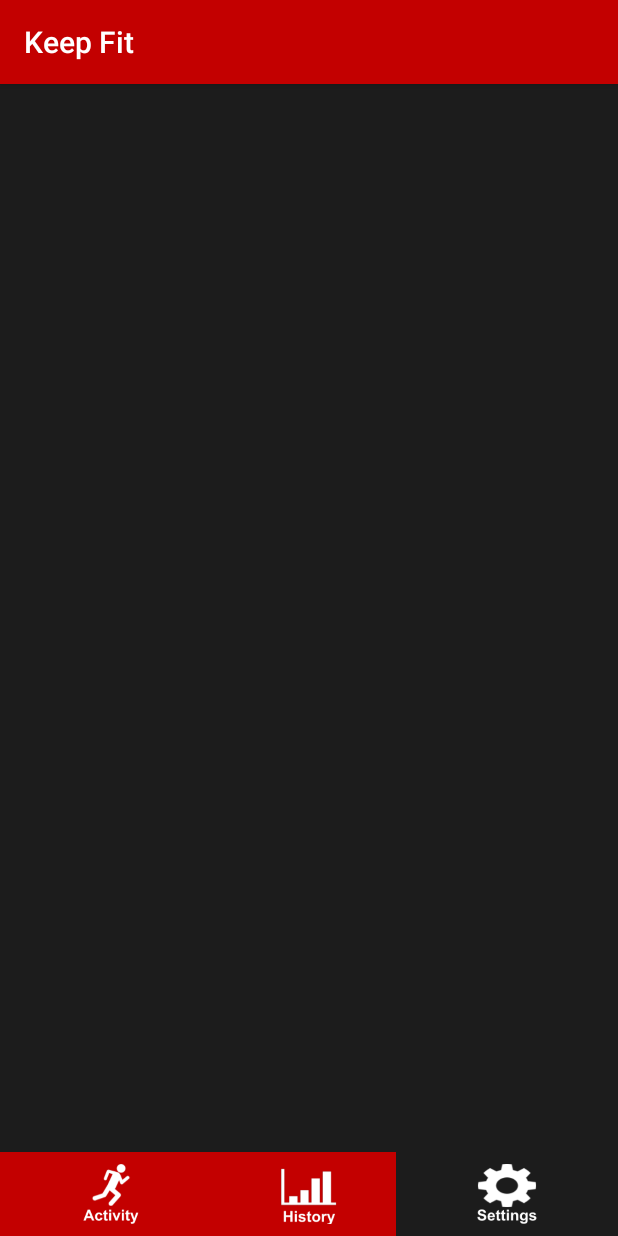
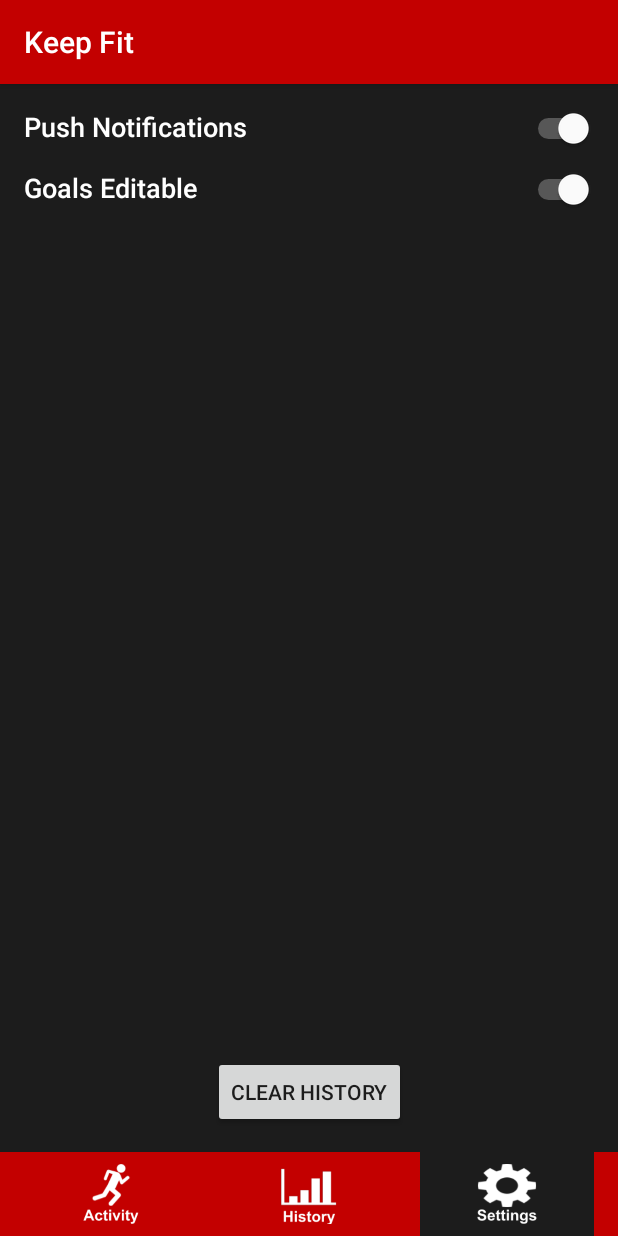
Before and after one commit to EanCo26/CotterIain_KeepFitApp, an Android app: the SettingsActivity screen opened directly, with no data from a screen before it, on a phone screen of 412 x 824 dp. Run offline under Robolectric (Android 15) with nearby library versions, the phone set to English and light mode, and no system bars.

Commit message:
Goals Editable Setting
- Navigation Bar UI Changes - more uniform buttons
- Read shared preferences to get and set goal editable
- Only allow goal activity editing if setting ticked

```diff
--- a/app/src/main/java/me/uos/cotteriain_keepfitapp/SettingsActivity.java
+++ b/app/src/main/java/me/uos/cotteriain_keepfitapp/SettingsActivity.java
@@ -3,20 +3,47 @@ package me.uos.cotteriain_keepfitapp;
 import androidx.annotation.NonNull;
 import androidx.appcompat.app.AppCompatActivity;
 
+import android.content.Context;
 import android.content.Intent;
 import android.content.SharedPreferences;
 import android.os.Bundle;
 import android.preference.PreferenceManager;
+import android.util.Log;
 import android.view.Menu;
 import android.view.MenuItem;
 import android.view.View;
+import android.widget.CompoundButton;
+import android.widget.Switch;
 
 public class SettingsActivity extends AppCompatActivity {
+
+    private final String TAG = "UI/" + SettingsActivity.class.getSimpleName();
+
+    private boolean isGoalsEditable;
+    private Switch goalSetting;
+
+    //todo - do the same for push notification as goals editable
+
+    //todo - allow user to press button and dialog appears to comfirm clear history
+
+    private SharedData sharedData;
 
     @Override
     protected void onCreate(Bundle savedInstanceState) {
         super.onCreate(savedInstanceState);
         setContentView(R.layout.activity_settings);
+
+        sharedData = new SharedData(this.getSharedPreferences(getString(R.string.pref_file_key), Context.MODE_PRIVATE));
+        goalSetting = (Switch)findViewById(R.id.goals_setting);
+
+        isGoalsEditable = sharedData.getData(getString(R.string.setting_goals_editable), goalSetting.isChecked());
+        goalSetting.setChecked(isGoalsEditable);
+        goalSetting.setOnCheckedChangeListener(new CompoundButton.OnCheckedChangeListener() {
+            @Override
+            public void onCheckedChanged(CompoundButton buttonView, boolean isChecked) {
+                sharedData.setData(getString(R.string.setting_goals_editable), isChecked);
+            }
+        });
     }
 
     public void changeActivity(View view){
--- a/app/src/main/res/layout/activity_settings.xml
+++ b/app/src/main/res/layout/activity_settings.xml
@@ -7,15 +7,23 @@
     android:background="@color/background"
     tools:context=".SettingsActivity">
 
+    <androidx.constraintlayout.widget.ConstraintLayout
+        android:id="@+id/navigation_bar"
+        android:layout_width="match_parent"
+        android:layout_height="56dp"
+        android:background="@color/red"
+        app:layout_constraintStart_toStartOf="parent"
+        app:layout_constraintEnd_toEndOf="parent"
+        app:layout_constraintBottom_toBottomOf="parent">
+
         <ImageView
             android:id="@+id/navi_activity"
-        android:layout_width="0dp"
+            android:layout_width="wrap_content"
             android:layout_height="56dp"
-        android:background="@color/red"
+            android:padding="8dp"
+            android:src="@drawable/activity_icon"
             android:clickable="true"
             android:onClick="changeActivity"
-        android:padding="8dp"
-        android:src="@drawable/activity_icon"
             app:layout_constraintBottom_toBottomOf="parent"
             app:layout_constraintEnd_toStartOf="@+id/navi_history"
             app:layout_constraintStart_toStartOf="parent" />
@@ -26,7 +34,6 @@
             android:layout_height="56dp"
             android:padding="8dp"
             android:src="@drawable/history_icon"
-        android:background="@color/red"
             android:clickable="true"
             android:onClick="changeActivity"
             app:layout_constraintStart_toStartOf="parent"
@@ -35,7 +42,7 @@
 
         <ImageView
             android:id="@+id/navi_settings"
-        android:layout_width="0dp"
+            android:layout_width="wrap_content"
             android:layout_height="56dp"
             android:background="@color/background"
             android:padding="8dp"
@@ -43,56 +50,52 @@
             app:layout_constraintBottom_toBottomOf="parent"
             app:layout_constraintEnd_toEndOf="parent"
             app:layout_constraintStart_toEndOf="@+id/navi_history" />
+    </androidx.constraintlayout.widget.ConstraintLayout>
 
-<!--    <RelativeLayout-->
-<!--        android:id="@+id/notifications"-->
-<!--        android:layout_width="match_parent"-->
-<!--        android:layout_height="wrap_content"-->
-<!--        android:layout_marginBottom="16dp">-->
+    <TextView
+        android:id="@+id/notification_setting_text"
+        android:layout_width="wrap_content"
+        android:layout_height="wrap_content"
+        android:layout_margin="16dp"
+        style="@style/Text"
+        app:layout_constraintTop_toTopOf="parent"
+        app:layout_constraintLeft_toLeftOf="parent"
+        android:text="Push Notifications"/>
 
-<!--        <TextView-->
-<!--            android:layout_width="wrap_content"-->
-<!--            android:layout_height="wrap_content"-->
-<!--            style="@style/Text"-->
-<!--            android:text="Push Notifications"/>-->
+    <Switch
+        android:id="@+id/notification_setting"
+        android:layout_width="wrap_content"
+        android:layout_height="wrap_content"
+        android:layout_marginEnd="16dp"
+        app:layout_constraintTop_toTopOf="@+id/notification_setting_text"
+        app:layout_constraintEnd_toEndOf="parent"
+        android:checked="true"/>
 
-<!--        <Switch-->
-<!--            android:layout_width="wrap_content"-->
-<!--            android:layout_height="wrap_content"-->
-<!--            android:layout_alignParentRight="true"/>-->
-<!--    </RelativeLayout>-->
+    <TextView
+        android:id="@+id/goals_setting_text"
+        android:layout_width="wrap_content"
+        android:layout_height="wrap_content"
+        android:layout_margin="16dp"
+        style="@style/Text"
+        app:layout_constraintTop_toBottomOf="@+id/notification_setting_text"
+        app:layout_constraintStart_toStartOf="parent"
+        android:text="Goals Editable"/>
 
-<!--    <RelativeLayout-->
-<!--        android:id="@+id/editable"-->
-<!--        android:layout_width="match_parent"-->
-<!--        android:layout_height="wrap_content"-->
-<!--        android:layout_marginBottom="16dp"-->
-<!--        android:layout_below="@+id/notifications">-->
+    <Switch
+        android:id="@+id/goals_setting"
+        android:layout_width="wrap_content"
+        android:layout_height="wrap_content"
+        android:layout_marginEnd="16dp"
+        app:layout_constraintTop_toTopOf="@+id/goals_setting_text"
+        app:layout_constraintEnd_toEndOf="parent"
+        android:checked="true"/>
 
-<!--        <TextView-->
-<!--            android:layout_width="wrap_content"-->
-<!--            android:layout_height="wrap_content"-->
-<!--            style="@style/Text"-->
-<!--            android:text="Goals Editable"/>-->
-
-<!--        <Switch-->
-<!--            android:layout_width="wrap_content"-->
-<!--            android:layout_height="wrap_content"-->
-<!--            android:layout_alignParentRight="true"/>-->
-<!--    </RelativeLayout>-->
-
-<!--    <RelativeLayout-->
-<!--        android:id="@+id/clear"-->
-<!--        android:layout_width="wrap_content"-->
-<!--        android:layout_height="wrap_content"-->
-<!--        android:layout_centerHorizontal="true"-->
-<!--        android:layout_alignParentBottom="true"-->
-<!--        android:layout_marginBottom="16dp">-->
-
-<!--        <Button-->
-<!--            android:layout_width="wrap_content"-->
-<!--            android:layout_height="wrap_content"-->
-<!--            android:text="Clear"/>-->
-<!--    </RelativeLayout>-->
-
+    <Button
+        android:layout_width="wrap_content"
+        android:layout_height="wrap_content"
+        android:layout_margin="16dp"
+        app:layout_constraintBottom_toTopOf="@id/navigation_bar"
+        app:layout_constraintStart_toStartOf="parent"
+        app:layout_constraintEnd_toEndOf="parent"
+        android:text="Clear History"/>
 </androidx.constraintlayout.widget.ConstraintLayout>
--- a/app/src/main/res/layout/edit_popup.xml
+++ b/app/src/main/res/layout/edit_popup.xml
@@ -94,11 +94,12 @@
             android:src="@drawable/info_icon" />
 
         <TextView
+            android:id="@+id/helper_text"
             style="@style/Text"
             android:layout_width="wrap_content"
             android:layout_height="wrap_content"
             android:layout_marginLeft="8dp"
-            android:text="Set Goals to Non-editable in Settings"
+            android:text="Make goals to non-editable in Settings"
             android:textColor="@color/black"
             android:textAlignment="center"
             android:textSize="12sp" />
@@ -112,6 +113,7 @@
         android:layout_marginTop="8dp"
         android:clickable="true"
         android:textSize="18sp"
+        android:textColor="@color/light_activity"
         android:background="?selectableItemBackground"
         app:layout_constraintStart_toStartOf="parent"
         app:layout_constraintEnd_toEndOf="parent"
--- a/app/src/main/res/values/strings.xml
+++ b/app/src/main/res/values/strings.xml
@@ -6,4 +6,5 @@
     <string name="pref_file_key">me.uos.cotteriain_keepfitapp.TrialKey</string>
     <string name="current_activity">me.uos.cotteriain_keepfitapp.CurrentActivityIndex</string>
     <string name="activity_date">me.uos.cotteriain_keepfitapp.ActivityDate</string>
+    <string name="setting_goals_editable">me.uos.cotteriain_keepfitapp.GoalsEditable</string>
 </resources>
```
Also changed, not shown: app/src/main/java/me/uos/cotteriain_keepfitapp/MainActivity.java (+44 -18 lines), app/src/main/java/me/uos/cotteriain_keepfitapp/SharedData.java (+11 -0 lines), app/src/main/res/layout/activity_history.xml (+16 -8 lines), app/src/main/res/layout/activity_main.xml (+26 -23 lines), app/src/main/res/layout/edit_active_popup.xml (added, +79 -0 lines). Lines whose indentation alone changed are shown as unchanged.
